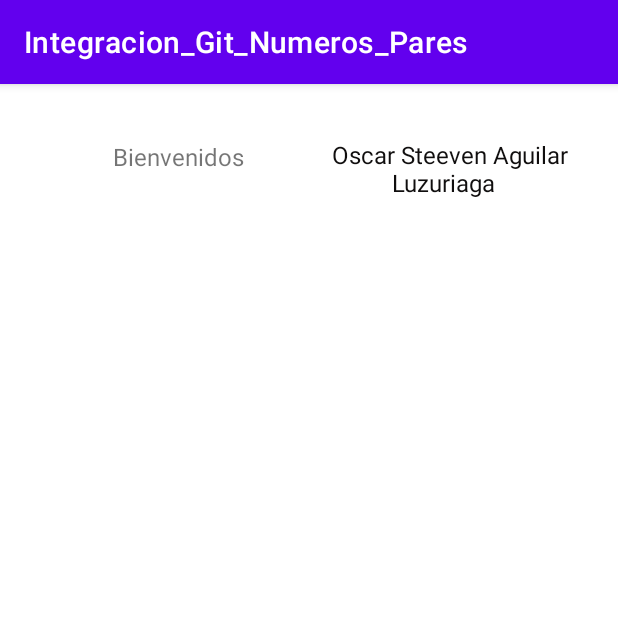
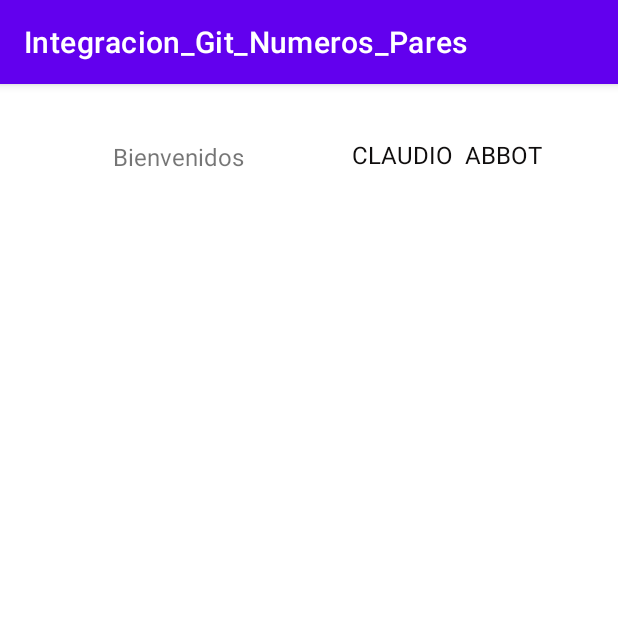
Before and after one commit to oscaragui3/Integracion_Git_Numeros_Pares, an Android app: the screen it shows after launch (Menu_Usuario), after a tap on "INICIAR SESSION", on a phone screen of 412 x 824 dp, the top half of it. Run offline under Robolectric (Android 15) with nearby library versions, the phone set to English and light mode, and no system bars.

Commit message:
se hizo cambios en los nombre de los usuarios que se cambio

```diff
--- a/app/src/main/java/com/Sistemas_Ecu_SA/integracion_git_numeros_pares/MainActivity.java
+++ b/app/src/main/java/com/Sistemas_Ecu_SA/integracion_git_numeros_pares/MainActivity.java
@@ -27,8 +27,8 @@ public class MainActivity extends AppCompatActivity
         numero=findViewById(R.id.txtNumero);
         generar=findViewById(R.id.btn_generar);
         EnviarDatos=findViewById(R.id.btn_enviar_datos);
-        NombreUsuario="Oscar Steeven";
-        ApellidoUsuario="Aguilar Luzuriaga ";
+        NombreUsuario="CLAUDIO ";
+        ApellidoUsuario="ABBOT ";
         generar.setOnClickListener(new View.OnClickListener()
         {
             @Override
```
